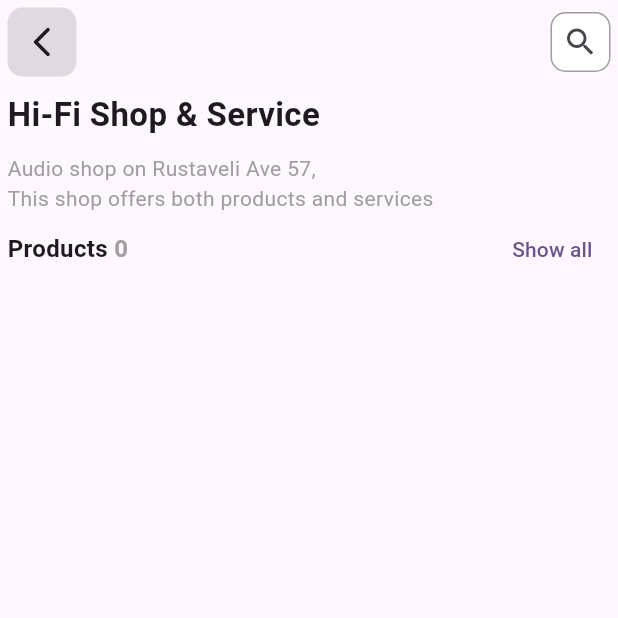
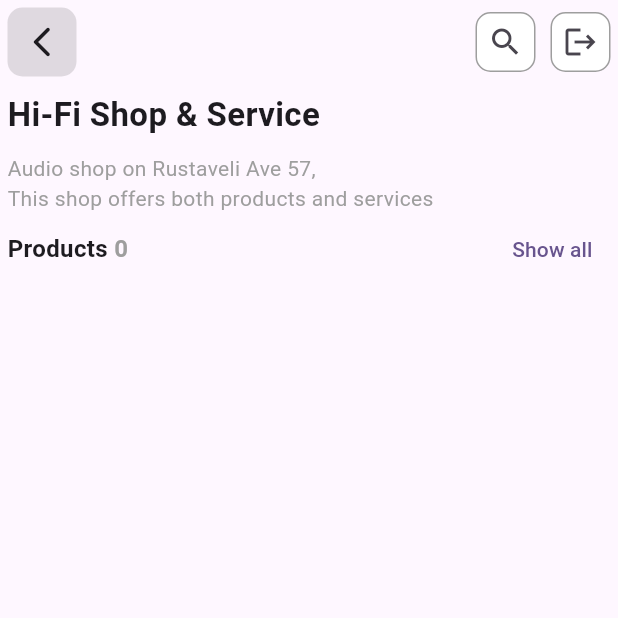
Before and after one commit to Prashant1125/hackerkernal, a Flutter app: the HomePage screen opened directly, on a phone screen of 412 x 824 dp, the top half of it. Run offline on Flutter 3.47's test engine with Material 3 defaults, Android fonts, the phone set to English and light mode, and no system bars; our stand-ins replace equatable, fluttertoast, image_picker, shared_preferences, sign_in_button; accounts and stored records are empty.

Commit message:
log out button

```diff
--- a/lib/screens/homepage.dart
+++ b/lib/screens/homepage.dart
@@ -66,6 +66,20 @@ class _HomePageState extends State<HomePage> {
                 borderRadius: BorderRadius.circular(10)),
             child: const Icon(
               Icons.search,
+            ),
+          ),
+          Container(
+            height: 40,
+            width: 40,
+            margin: const EdgeInsets.all(5),
+            decoration: BoxDecoration(
+                border: Border.all(
+                  color: Colors.grey,
+                ),
+                color: Colors.white,
+                borderRadius: BorderRadius.circular(10)),
+            child: const Icon(
+              Icons.logout,
             ),
           )
         ],
--- a/lib/screens/login.dart
+++ b/lib/screens/login.dart
@@ -29,7 +29,7 @@ class _LoginState extends State<Login> {
             children: [
               Image.asset(
                 "assets/images/login.jpg",
-                height: 400,
+                height: 350,
               ),
               const Align(
                 alignment: Alignment.centerLeft,
```
